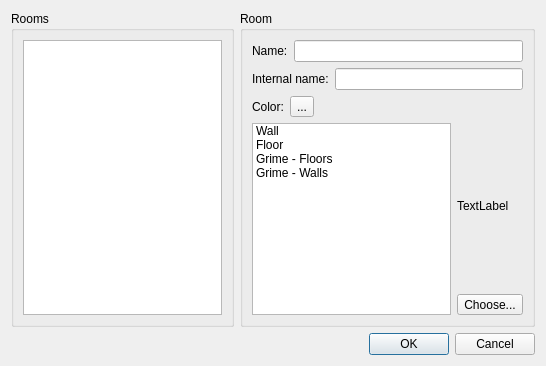
Old version of the form src/tiled/BuildingEditor/roomsdialog.ui in the repository timbaker/buildinged.
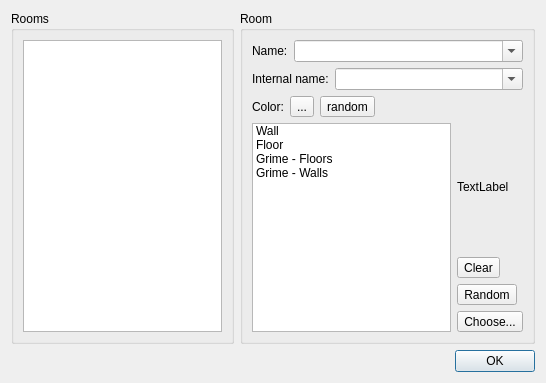
New version of the form. Icons and pictures are not drawn. Custom widgets are drawn as their Qt base class.

Commit message: Applied all changes from the 'basements' branch of TileZed.

Patch:
```diff
--- a/src/tiled/BuildingEditor/roomsdialog.ui
+++ b/src/tiled/BuildingEditor/roomsdialog.ui
@@ -35,7 +35,7 @@
       <enum>Qt::Horizontal</enum>
      </property>
      <property name="standardButtons">
-      <set>QDialogButtonBox::Cancel|QDialogButtonBox::Ok</set>
+      <set>QDialogButtonBox::Ok</set>
      </property>
     </widget>
    </item>
@@ -57,7 +57,17 @@
            </widget>
           </item>
           <item>
-           <widget class="QLineEdit" name="name"/>
+           <widget class="QComboBox" name="name">
+            <property name="sizePolicy">
+             <sizepolicy hsizetype="Expanding" vsizetype="Fixed">
+              <horstretch>0</horstretch>
+              <verstretch>0</verstretch>
+             </sizepolicy>
+            </property>
+            <property name="editable">
+             <bool>true</bool>
+            </property>
+           </widget>
           </item>
          </layout>
         </item>
@@ -71,7 +81,17 @@
            </widget>
           </item>
           <item>
-           <widget class="QLineEdit" name="internalName"/>
+           <widget class="QComboBox" name="internalName">
+            <property name="sizePolicy">
+             <sizepolicy hsizetype="Expanding" vsizetype="Fixed">
+              <horstretch>0</horstretch>
+              <verstretch>0</verstretch>
+             </sizepolicy>
+            </property>
+            <property name="editable">
+             <bool>true</bool>
+            </property>
+           </widget>
           </item>
          </layout>
         </item>
@@ -91,6 +111,13 @@
             </property>
            </widget>
           </item>
+          <item>
+           <widget class="QToolButton" name="randomColor">
+            <property name="text">
+             <string>random</string>
+            </property>
+           </widget>
+          </item>
           <item>
            <spacer name="horizontalSpacer_2">
             <property name="orientation">
@@ -147,6 +174,20 @@
               </property>
              </widget>
             </item>
+            <item>
+             <widget class="QToolButton" name="clearTile">
+              <property name="text">
+               <string>Clear</string>
+              </property>
+             </widget>
+            </item>
+            <item>
+             <widget class="QToolButton" name="randomTile">
+              <property name="text">
+               <string>Random</string>
+              </property>
+             </widget>
+            </item>
             <item>
              <widget class="QToolButton" name="chooseTile">
               <property name="text">
@@ -163,6 +204,23 @@
      </item>
     </layout>
    </item>
+   <item row="1" column="0">
+    <layout class="QHBoxLayout" name="undoRedoLayout">
+     <item>
+      <spacer name="horizontalSpacer">
+       <property name="orientation">
+        <enum>Qt::Horizontal</enum>
+       </property>
+       <property name="sizeHint" stdset="0">
+        <size>
+         <width>40</width>
+         <height>20</height>
+        </size>
+       </property>
+      </spacer>
+     </item>
+    </layout>
+   </item>
   </layout>
   <action name="actionAdd">
    <property name="icon">
```
The commit also changes 734 other files.
